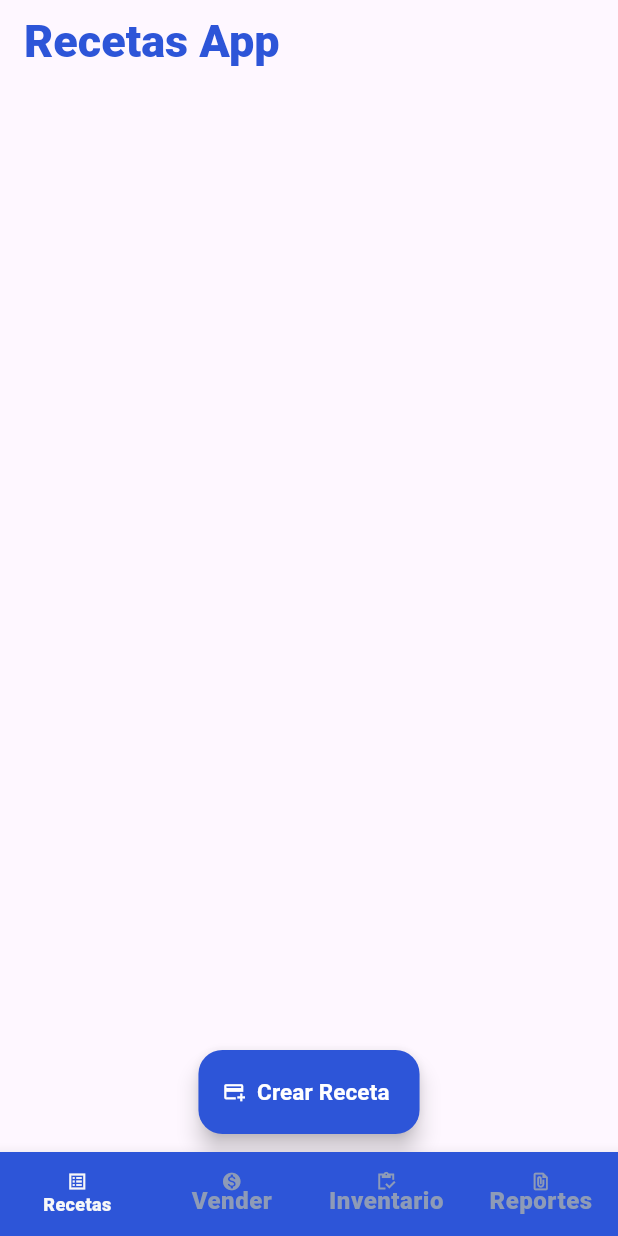
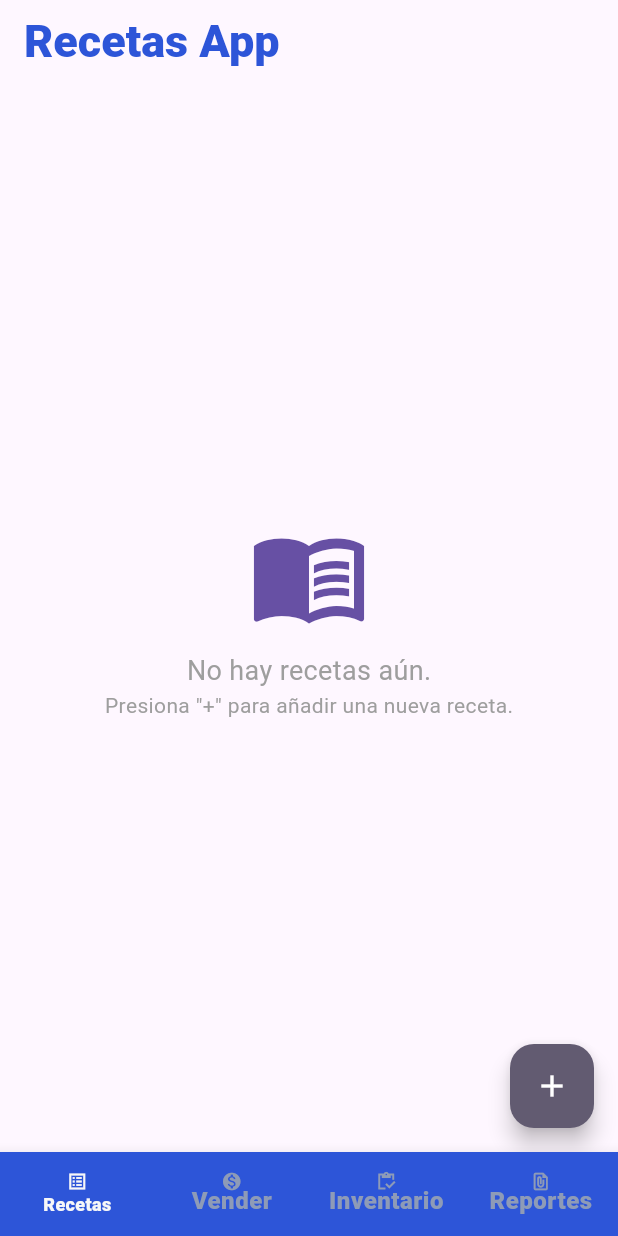
Before and after one commit to Castropy/recetas_app, a Flutter app: the screen it shows after launch, on a phone screen of 412 x 824 dp. Run offline on Flutter 3.47's test engine with Material 3 defaults, Android fonts, the phone set to English and light mode, and no system bars; our stand-ins replace drift; accounts and stored records are empty; generated files the repository leaves out were written again.

Commit message:
Cambios importantes: Formulario para crear recetas, cambios en Main, cambios en screen Recetas

```diff
--- a/lib/main.dart
+++ b/lib/main.dart
@@ -2,8 +2,11 @@ import 'package:flutter/material.dart';
 import 'package:provider/provider.dart';
 import 'package:recetas_app/providers/form_visibility_notifier.dart';
 import 'package:recetas_app/providers/inventario_form_notifier.dart';
+import 'package:recetas_app/providers/receta_form_notifier.dart';
+import 'package:recetas_app/screens/Screen_recetas/screen_recetas.dart';
 import 'package:recetas_app/screens/pantalla_principal/pantalla_principal.dart';
 import 'package:recetas_app/providers/botton_nav_provider.dart';
+import 'package:recetas_app/screens/receta_form_screen.dart';
 // 1. IMPORTAR LA BASE DE DATOS
 import 'data/database/database.dart'; // Asegúrate que esta ruta sea correcta (ej. lib/data/database/database.dart)
 
@@ -37,6 +40,14 @@ void main() {
             db: context.read<AppDatabase>(),
           ),
         ),
+
+        ChangeNotifierProvider(
+          create: (context) => RecetaFormNotifier(
+            db: context.read<AppDatabase>(),
+          ),
+        ),
+
+
       ],
       child: const MyApp(),
     ),
@@ -54,7 +65,15 @@ class MyApp extends StatelessWidget {
       theme: ThemeData(
         primarySwatch: Colors.blue,
       ),
-      home:  PantallaPrincipal(),
+
+
+      initialRoute: '/',
+      routes: {
+        '/': (context) => PantallaPrincipal(), // Tu pantalla principal
+        'recetas': (context) => const ScreenRecetas(), // Ruta de listado
+        RecetaFormScreen.routeName: (context) => const RecetaFormScreen(), // NUEVA RUTA DEL FORMULARIO
+      },
     );
   }
+
 }
--- a/lib/screens/Screen_recetas/screen_recetas.dart
+++ b/lib/screens/Screen_recetas/screen_recetas.dart
@@ -1,78 +1,96 @@
 import 'package:flutter/material.dart';
 import 'package:provider/provider.dart';
-import 'package:recetas_app/providers/form_visibility_notifier.dart';
-import 'package:recetas_app/widgets/shared/floating_action_buttons.dart';
-import 'package:recetas_app/widgets/shared/text_form_fields.dart';
+import 'package:recetas_app/data/database/database.dart';
+import 'package:recetas_app/screens/receta_form_screen.dart';
+//import 'package:recetas_app/widgets/shared/custom_app_bar.dart';
 
-
-// Esta es la pantalla de recetas donde se mostraran las recetas y el formulario para crear nuevas recetas
 class ScreenRecetas extends StatelessWidget {
   const ScreenRecetas({super.key});
+
   @override
   Widget build(BuildContext context) {
-    //final recetasProvider = context.watch<RecetasProvider>();
+    final db = Provider.of<AppDatabase>(context);
+    final theme = Theme.of(context);
+
     return Scaffold(
-     // El cuerpo reacciona al estado del Provider
-      body: Consumer<FormVisibilityNotifier>(
-        builder: (context, notifier, child) {
-          return Padding(
-            padding: const EdgeInsets.all(16.0),
+
+      // Escucha en tiempo real todos los cambios en la tabla de recetas
+      body: StreamBuilder<List<Receta>>(
+        stream: db.watchAllRecetas(),
+        builder: (context, snapshot) {
+          if (snapshot.connectionState == ConnectionState.waiting) {
+            return const Center(child: CircularProgressIndicator());
+          }
+          if (!snapshot.hasData || snapshot.data!.isEmpty) {
+            return Center(
               child: Column(
-              mainAxisAlignment: MainAxisAlignment.start,
-              crossAxisAlignment: CrossAxisAlignment.stretch,
-              children: [
-                // Mostrar/Ocultar los campos condicionalmente
-                if (notifier.isVisible) ...[
-                  // --- Campos de Formulario ---
-                   const  CustomTextFormField(
-                    hintText: 'Nombre',
-                    prefixIcon: Icons.food_bank_rounded,),
-                  const SizedBox(height: 10),
-                  const  CustomTextFormField(
-                    hintText: 'ejemplo',
-                    prefixIcon: Icons.emoji_food_beverage,),
-                 const SizedBox(height: 20),
-
-                  // --- Botón de Cancelar ---
-                  Padding(
-                    padding: const EdgeInsets.all(8.0),
-                    child: Row(
                 mainAxisAlignment: MainAxisAlignment.center,
                 children: [
-                        FloatingActionButtonCancelar(
+                  Icon(Icons.menu_book, size: 80, color: theme.colorScheme.primary),
+                  const SizedBox(height: 10),
+                  const Text('No hay recetas aún.', style: TextStyle(fontSize: 18, color: Colors.grey)),
+                  const Text('Presiona "+" para añadir una nueva receta.', style: TextStyle(color: Colors.grey)),
+                ],
+              ),
+            );
+          }
+
+          final recetas = snapshot.data!;
+          return ListView.builder(
+            itemCount: recetas.length,
+            itemBuilder: (context, index) {
+              final receta = recetas[index];
+              return Card(
+                margin: const EdgeInsets.symmetric(horizontal: 16, vertical: 6),
+                elevation: 3,
+                shape: RoundedRectangleBorder(borderRadius: BorderRadius.circular(12)),
+                child: ListTile(
+                  leading: CircleAvatar(
+                    backgroundColor: theme.colorScheme.primary,
+                    child: Text('${index + 1}', style: const TextStyle(color: Colors.white)),
+                  ),
+                  title: Text(
+                    receta.nombre,
+                    style: const TextStyle(fontWeight: FontWeight.bold),
+                  ),
+                  // Muestra el costo total calculado al guardar
+                  subtitle: Text('Costo de Producción: \$${receta.costoTotal.toStringAsFixed(2)}'),
+                  trailing: Row(
+                    mainAxisSize: MainAxisSize.min,
+                    children: [
+                      IconButton(
+                        icon: const Icon(Icons.visibility),
+                        color: Colors.blueGrey,
                         onPressed: () {
-                            // Lógica para cancelar la creación de receta
-                            notifier.hideForm();
+
+                          // Navigator.pushNamed(context, DetalleRecetaScreen.routeName, arguments: receta.id);
                         },
                       ),
-                        const SizedBox(width: 10),
-                        FloatingActionButtonGuardar(
+                      IconButton(
+                        icon: const Icon(Icons.delete, color: Colors.red),
                         onPressed: () {
-                            // Lógica para guardar receta
-                            notifier.hideForm();
+
+                          // db.deleteReceta(receta.id);
                         },
                       ),
                     ],
                   ),
                 ),
-                  const SizedBox(height: 10),
-
-                ],
-                // El resto del contenido de la pantalla iría aquí
-                // ... otros widgets ...
-              ],
-
-            ),
+              );
+            },
           );
         },
       ),
-
-
-
-      // --- Floating Action Button (FAB) ---
-      floatingActionButton: FloatingActionButtonCrear(),
-      floatingActionButtonLocation: FloatingActionButtonLocation.miniCenterFloat,
-
+      // Botón para navegar al formulario de creación
+      floatingActionButton: FloatingActionButton(
+        heroTag: 'addRecetaButton',
+        backgroundColor: theme.colorScheme.secondary,
+        onPressed: () {
+          // Navegar al formulario de creación de recetas
+          Navigator.pushNamed(context, RecetaFormScreen.routeName);
+        },
+        child: const Icon(Icons.add, color: Colors.white),
+      ),
     );
   }
 }
```
Also changed, not shown: lib/screens/receta_form_screen.dart (added, +294 -0 lines). Lines whose indentation alone changed are shown as unchanged.
